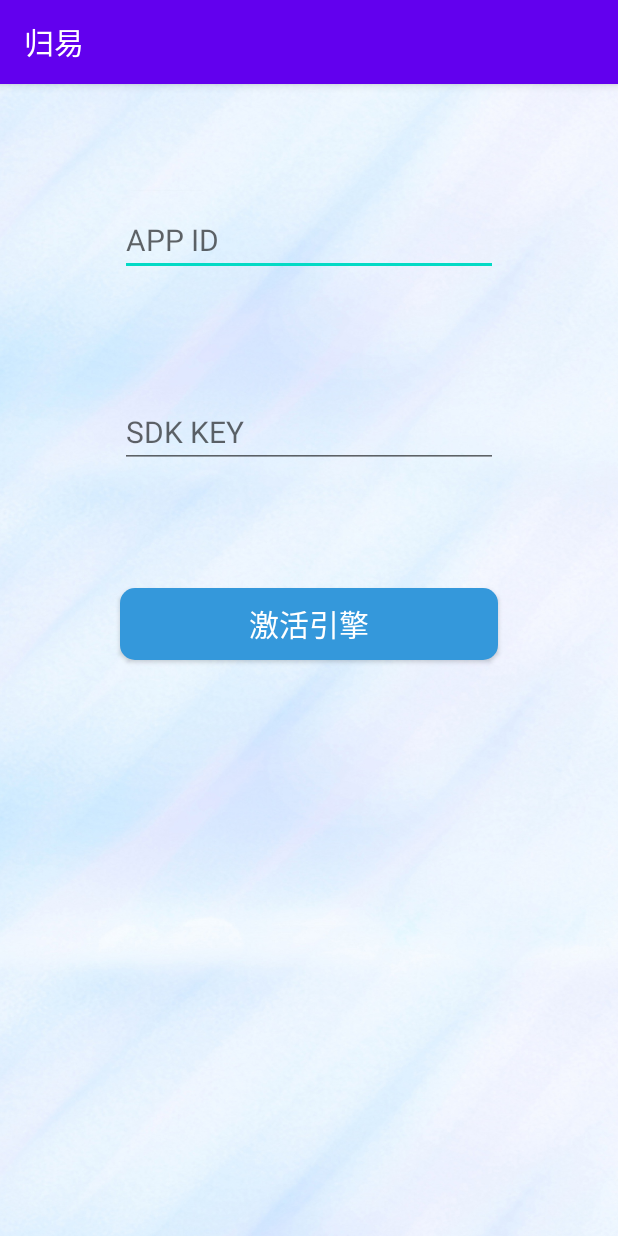
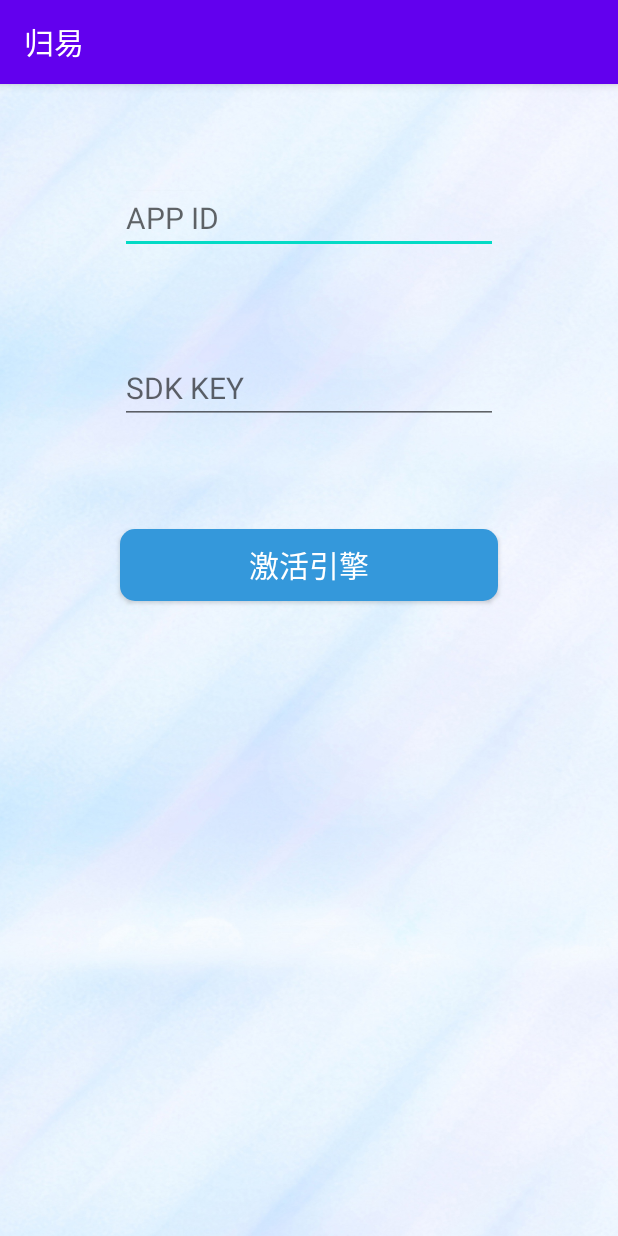
Before and after one commit to DongCX-LDHSP/FaceRecognition, an Android app: the ActiveEngineActivity screen opened directly, with no data from a screen before it, on a phone screen of 412 x 824 dp. Run offline under Robolectric (Android 15) with nearby library versions, the phone set to English and light mode, and no system bars; our stand-ins replace RxJava.

Commit message:
调整：文本框间距

```diff
--- a/app/src/main/res/layout/activity_active_engine.xml
+++ b/app/src/main/res/layout/activity_active_engine.xml
@@ -12,7 +12,7 @@
         android:layout_width="match_parent"
         android:layout_height="wrap_content"
         android:layout_marginHorizontal="80dp"
-        android:layout_marginTop="80dp"
+        android:layout_marginTop="65dp"
         android:ems="15"
         android:hint="@string/app_id"
         android:textSize="20sp" />
@@ -22,7 +22,7 @@
         android:layout_width="match_parent"
         android:layout_height="wrap_content"
         android:layout_marginHorizontal="80dp"
-        android:layout_marginTop="80dp"
+        android:layout_marginTop="65dp"
         android:layout_below="@+id/appIdEditText"
         android:ems="15"
         android:hint="@string/sdk_key"
@@ -32,7 +32,7 @@
         android:layout_width="match_parent"
         android:layout_height="wrap_content"
         android:layout_below="@id/sdkKeyEditText"
-        android:layout_marginTop="80dp"
+        android:layout_marginTop="70dp"
         android:layout_marginHorizontal="80dp"
         android:layout_centerHorizontal="true"
 
```
